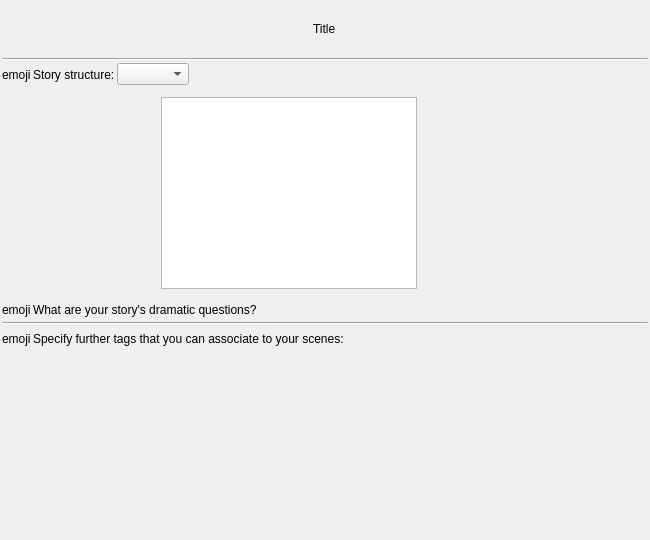
First picture: the form in ui/novel_view.ui, repository zkovari/plotlyst, before the edit.
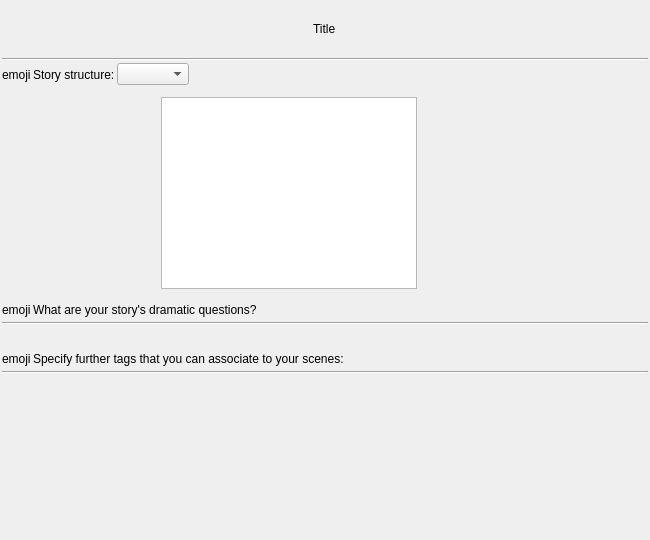
Second picture: the form after the edit. Custom widgets are drawn as their Qt base class.

Commit message: Add some space to novel view

```diff
--- a/ui/novel_view.ui
+++ b/ui/novel_view.ui
@@ -243,6 +243,19 @@
      </property>
     </widget>
    </item>
+   <item>
+    <spacer name="horizontalSpacer_3">
+     <property name="orientation">
+      <enum>Qt::Horizontal</enum>
+     </property>
+     <property name="sizeHint" stdset="0">
+      <size>
+       <width>40</width>
+       <height>20</height>
+      </size>
+     </property>
+    </spacer>
+   </item>
    <item>
     <layout class="QHBoxLayout" name="horizontalLayout_7">
      <item alignment="Qt::AlignLeft">
@@ -280,6 +293,13 @@
      </item>
     </layout>
    </item>
+   <item>
+    <widget class="Line" name="line_3">
+     <property name="orientation">
+      <enum>Qt::Horizontal</enum>
+     </property>
+    </widget>
+   </item>
    <item>
     <widget class="QWidget" name="wdgTagsContainer" native="true">
      <property name="sizePolicy">
```
